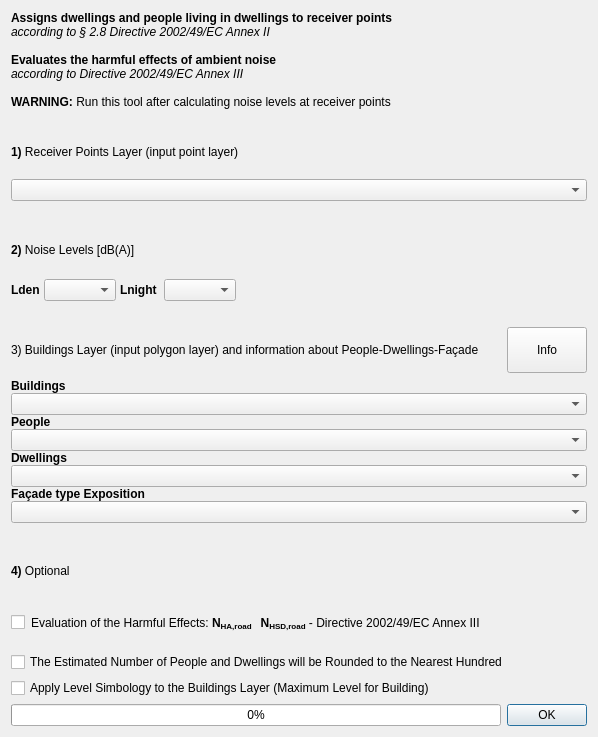
This is tools/ui_NoiseExposure.ui in pierluigiderosa/openoise as Qt 5 draws it before an edit. The edited form follows.
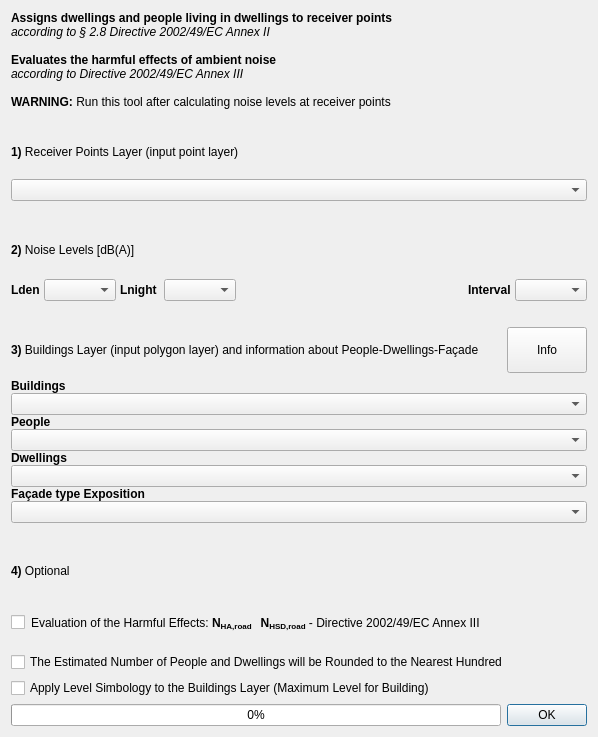
This is the edited form. Custom widgets are drawn as their Qt base class.

Commit message: - noise exposure with 1 db interval - miss the dataeffetto table

```diff
--- a/tools/ui_NoiseExposure.ui
+++ b/tools/ui_NoiseExposure.ui
@@ -154,6 +154,16 @@
          </property>
         </spacer>
        </item>
+       <item>
+        <widget class="QLabel" name="label_11">
+         <property name="text">
+          <string>&lt;html&gt;&lt;head/&gt;&lt;body&gt;&lt;p&gt;&lt;span style=&quot; font-weight:600;&quot;&gt;Interval&lt;/span&gt;&lt;/p&gt;&lt;/body&gt;&lt;/html&gt;</string>
+         </property>
+        </widget>
+       </item>
+       <item>
+        <widget class="QComboBox" name="comboInterval"/>
+       </item>
       </layout>
      </item>
     </layout>
@@ -194,7 +204,7 @@
         </sizepolicy>
        </property>
        <property name="text">
-        <string>&lt;html&gt;&lt;head/&gt;&lt;body&gt;&lt;p&gt;3) Buildings Layer (input polygon layer) and information about People-Dwellings-Façade&lt;/p&gt;&lt;/body&gt;&lt;/html&gt;</string>
+        <string>&lt;html&gt;&lt;head/&gt;&lt;body&gt;&lt;p&gt;&lt;span style=&quot; font-weight:600;&quot;&gt;3)&lt;/span&gt; Buildings Layer (input polygon layer) and information about People-Dwellings-Façade&lt;/p&gt;&lt;/body&gt;&lt;/html&gt;</string>
        </property>
       </widget>
      </item>
```
The commit also changes 7 other files.
